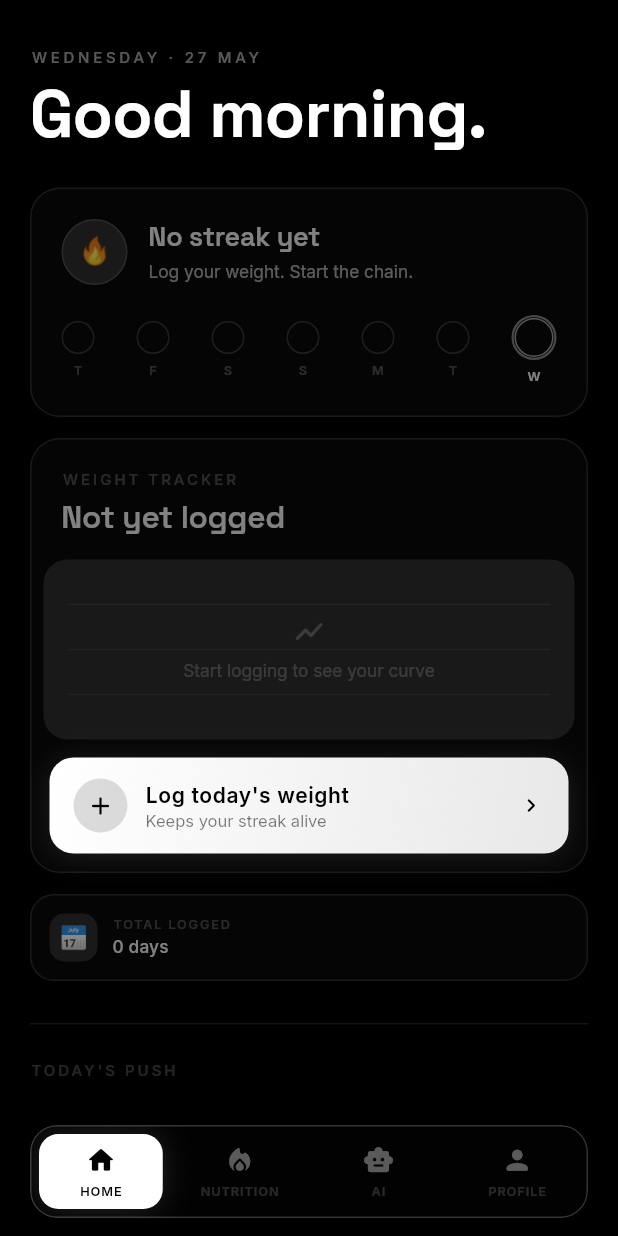
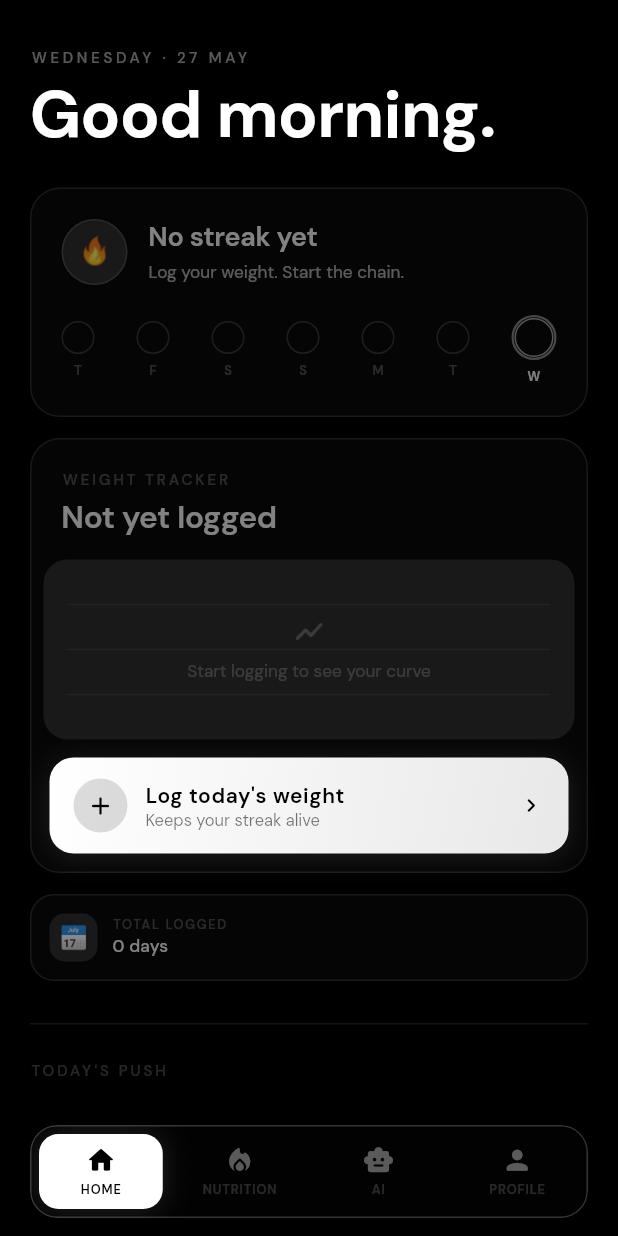
Before and after one commit to soorajsatheesan/p2f, a Flutter app: the HomePage screen opened by its route, on a phone screen of 412 x 824 dp. Run offline on Flutter 3.47's test engine with Material 3 defaults, Android fonts, the phone set to English and light mode, and no system bars; our stand-ins replace flutter_riverpod, flutter_secure_storage, google_fonts, image_picker, shared_preferences, sqflite; accounts and stored records are empty.

Commit message:
Switch to DM Sans globally and refine UI across all sections
- Typography: replace Space Grotesk (headings) and Inter (body) with DM
  Sans for a unified, clean type system across all text styles
- AI section: companion header as surface card, rounded pill input bar,
  send button inside input container, white/black chat bubble contrast
- Home section: daily push quote wrapped in surface card with accent bar
- Nutrition section: macro row wrapped in surface card container
- Profile section: initials avatar increased to 68px

https://claude.ai/code/session_01XSH647oDT4KpWsJqdhWn6U

```diff
--- a/lib/pages/home/sections/home_section.dart
+++ b/lib/pages/home/sections/home_section.dart
@@ -1459,7 +1459,14 @@ class _DailyPushBlock extends StatelessWidget {
             ],
           )
         else if (quoteState.quote != null && quoteState.quote!.isNotEmpty)
-          IntrinsicHeight(
+          Container(
+            padding: const EdgeInsets.fromLTRB(16, 18, 16, 18),
+            decoration: BoxDecoration(
+              color: AppColors.surface,
+              borderRadius: BorderRadius.circular(18),
+              border: Border.all(color: AppColors.border),
+            ),
+            child: IntrinsicHeight(
               child: Row(
                 crossAxisAlignment: CrossAxisAlignment.stretch,
                 children: [
@@ -1482,6 +1489,7 @@ class _DailyPushBlock extends StatelessWidget {
                   ),
                 ],
               ),
+            ),
           )
         else
           Text(
--- a/lib/pages/home/sections/profile_section.dart
+++ b/lib/pages/home/sections/profile_section.dart
@@ -220,8 +220,8 @@ class _InitialsAvatar extends StatelessWidget {
   @override
   Widget build(BuildContext context) {
     return Container(
-      width: 60,
-      height: 60,
+      width: 68,
+      height: 68,
       decoration: BoxDecoration(
         shape: BoxShape.circle,
         color: AppColors.surfaceElevated,
@@ -231,7 +231,7 @@ class _InitialsAvatar extends StatelessWidget {
         child: Text(
           _initials(),
           style: AppTypography.titleMedium.copyWith(
-            fontSize: 20,
+            fontSize: 22,
             letterSpacing: 1,
           ),
         ),
--- a/lib/theme/typography.dart
+++ b/lib/theme/typography.dart
@@ -7,15 +7,15 @@ import 'colors.dart';
 class AppTypography {
   AppTypography._();
 
-  static const String bodyFont = 'Inter';
+  static const String bodyFont = 'DM Sans';
   static const List<String> bodyFallback = <String>[
-    'Inter',
+    'DM Sans',
     'Roboto',
     'Helvetica',
     'Arial',
     'sans-serif',
   ];
-  static const String headingFont = 'Space Grotesk';
+  static const String headingFont = 'DM Sans';
 
   // Font weights
   static const FontWeight wLight = FontWeight.w300;
@@ -33,7 +33,7 @@ class AppTypography {
     double height = 1.1,
     Color color = AppColors.foreground,
   }) {
-    return GoogleFonts.spaceGrotesk(
+    return GoogleFonts.dmSans(
       fontSize: fontSize,
       fontWeight: fontWeight,
       letterSpacing: letterSpacing,
@@ -49,7 +49,7 @@ class AppTypography {
     double height = 1.7,
     Color color = AppColors.muted,
   }) {
-    return GoogleFonts.inter(
+    return GoogleFonts.dmSans(
       fontSize: fontSize,
       fontWeight: fontWeight,
       letterSpacing: letterSpacing,
```
Also changed, not shown: lib/pages/home/sections/ai_assistant_section.dart (+62 -41 lines), lib/pages/home/sections/nutrition_section.dart (+9 -1 lines). Lines whose indentation alone changed are shown as unchanged.
